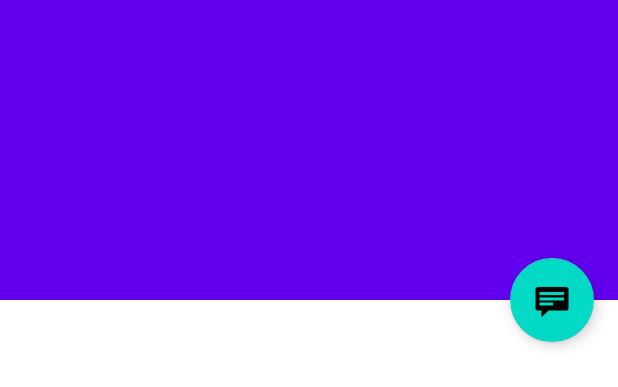
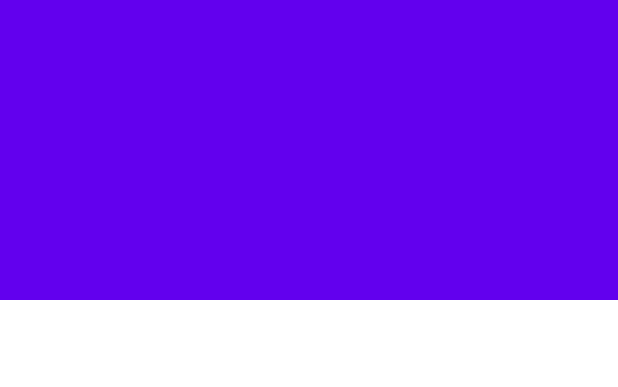
Before and after one commit to Clases-de-Victor-Rivas/Ejemplos_Apartado_11_Master_Detail, an Android app: the layout activity_item_detail.xml on its own in the app's theme, with its tools: preview values and no code run, on a phone screen of 412 x 824 dp. Shown: the top 387 px of the screen. Run offline under Robolectric (Android 15) with nearby library versions, the phone set to English and light mode, and no system bars.

```diff
--- a/app/src/main/java/es/vrivas/ejemplosapartado11masterdetail/ItemDetailActivity.kt
+++ b/app/src/main/java/es/vrivas/ejemplosapartado11masterdetail/ItemDetailActivity.kt
@@ -19,11 +19,6 @@ class ItemDetailActivity : AppCompatActivity() {
         super.onCreate(savedInstanceState)
         setContentView(R.layout.activity_item_detail)
         setSupportActionBar(findViewById(R.id.detail_toolbar))
-
-        findViewById<FloatingActionButton>(R.id.fab).setOnClickListener { view ->
-            Snackbar.make(view, "Replace with your own detail action", Snackbar.LENGTH_LONG)
-                    .setAction("Action", null).show()
-        }
 
         // Show the Up button in the action bar.
         supportActionBar?.setDisplayHomeAsUpEnabled(true)
--- a/app/src/main/java/es/vrivas/ejemplosapartado11masterdetail/ItemListActivity.kt
+++ b/app/src/main/java/es/vrivas/ejemplosapartado11masterdetail/ItemListActivity.kt
@@ -39,11 +39,6 @@ class ItemListActivity : AppCompatActivity() {
         val toolbar = findViewById<Toolbar>(R.id.toolbar)
         setSupportActionBar(toolbar)
         toolbar.title = title
-
-        findViewById<FloatingActionButton>(R.id.fab).setOnClickListener { view ->
-            Snackbar.make(view, "Replace with your own action", Snackbar.LENGTH_LONG)
-                    .setAction("Action", null).show()
-        }
 
         if (findViewById<NestedScrollView>(R.id.item_detail_container) != null) {
             // The detail container view will be present only in the
--- a/app/src/main/res/layout/activity_item_detail.xml
+++ b/app/src/main/res/layout/activity_item_detail.xml
@@ -41,14 +41,4 @@
         android:layout_height="match_parent"
         app:layout_behavior="@string/appbar_scrolling_view_behavior" />
 
-    <com.google.android.material.floatingactionbutton.FloatingActionButton
-        android:id="@+id/fab"
-        android:layout_width="wrap_content"
-        android:layout_height="wrap_content"
-        android:layout_gravity="center_vertical|start"
-        android:layout_margin="@dimen/fab_margin"
-        app:layout_anchor="@+id/item_detail_container"
-        app:layout_anchorGravity="top|end"
-        app:srcCompat="@android:drawable/stat_notify_chat" />
-
 </androidx.coordinatorlayout.widget.CoordinatorLayout>
--- /dev/null
+++ b/app/src/main/res/values-night/strings.xml
@@ -0,0 +1,4 @@
+<?xml version="1.0" encoding="utf-8"?>
+<resources>
+    <string name="logotipo_de_la_marca">Logotipo de la marca</string>
+</resources>
--- a/app/src/main/res/values/strings.xml
+++ b/app/src/main/res/values/strings.xml
@@ -1,4 +1,5 @@
 <resources>
     <string name="app_name">Ejemplos Apartado 11 Master Detail</string>
     <string name="title_item_detail">Item Detail</string>
+    <string name="logotipo_de_la_marca">Logotipo de la marca</string>
 </resources>
```
Also changed, not shown: app/src/main/java/es/vrivas/ejemplosapartado11masterdetail/ItemDetailFragment.kt (+6 -2 lines), app/src/main/res/layout/activity_item_list.xml (+0 -8 lines), app/src/main/res/layout/item_detail.xml (+30 -8 lines).
